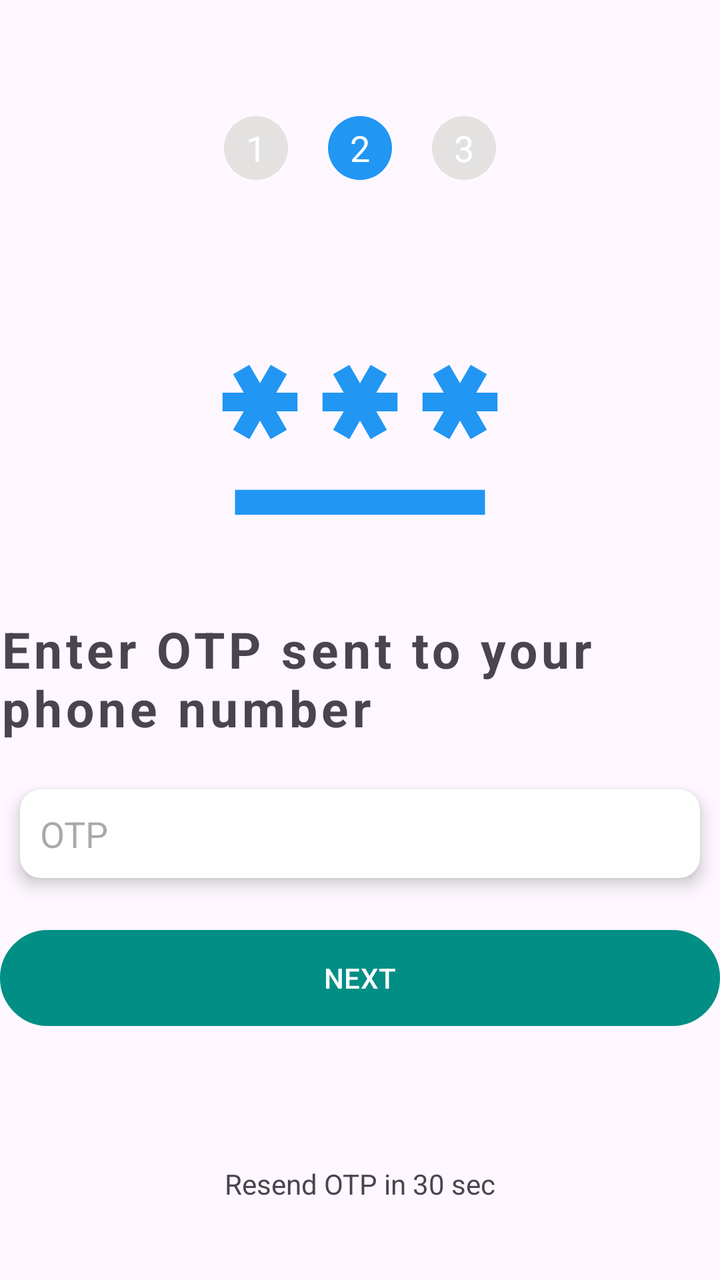
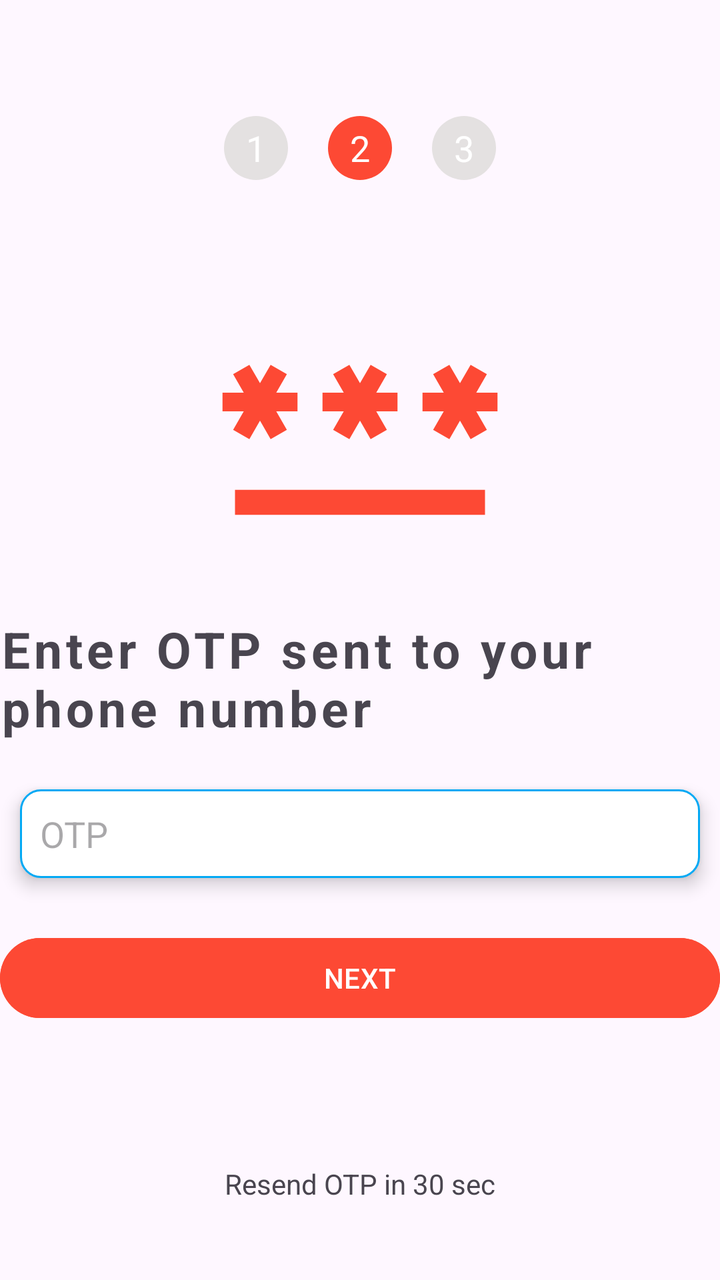

The first picture is an Android layout as it rendered before a commit; the second is the same layout after the commit. The layout source and the unified diff follow.
<!-- AndroidManifest.xml: application theme Theme.LifePluse -->
<!-- res/layout/activity_login_otp.xml -->
<?xml version="1.0" encoding="utf-8"?>
<LinearLayout xmlns:android="http://schemas.android.com/apk/res/android"
    xmlns:app="http://schemas.android.com/apk/res-auto"
    xmlns:tools="http://schemas.android.com/tools"
    android:layout_width="match_parent"
    android:layout_height="match_parent"
    android:orientation="vertical"
    android:gravity="center"
    android:layout_margin="20dp"
    android:weightSum="100"
    tools:context=".activity.LoginOtpActivity">

    <LinearLayout
        android:layout_width="match_parent"
        android:layout_height="wrap_content"
        android:gravity="center"
        android:layout_weight="20">
        <RelativeLayout
            android:layout_width="32dp"
            android:layout_height="32dp"
            android:layout_margin="10dp"
            android:background="@drawable/circular_bg"
            android:backgroundTint="@color/view_bg">

            <TextView
                android:layout_width="wrap_content"
                android:layout_height="wrap_content"
                android:layout_centerInParent="true"
                android:textColor="@color/white"
                android:textSize="18sp"
                android:text="1"/>
        </RelativeLayout>
        <RelativeLayout
            android:layout_width="32dp"
            android:layout_height="32dp"
            android:layout_margin="10dp"
            android:background="@drawable/circular_bg"
            android:backgroundTint="@color/colorPrimary">

            <TextView
                android:layout_width="wrap_content"
                android:layout_height="wrap_content"
                android:layout_centerInParent="true"
                android:textColor="@color/white"
                android:textSize="18sp"
                android:text="2"/>
        </RelativeLayout>
        <RelativeLayout
            android:layout_width="32dp"
            android:layout_height="32dp"
            android:layout_margin="10dp"
            android:background="@drawable/circular_bg"
            android:backgroundTint="@color/view_bg">

            <TextView
                android:layout_width="wrap_content"
                android:layout_height="wrap_content"
                android:layout_centerInParent="true"
                android:textColor="@color/white"
                android:textSize="18sp"
                android:text="3"/>
        </RelativeLayout>
    </LinearLayout>

    <ImageView
        android:layout_width="150dp"
        android:layout_height="150dp"
        android:src="@drawable/otp_icon"
        app:tint="@color/colorPrimary"
        android:layout_weight="20"
        />

    <TextView
        android:layout_width="match_parent"
        android:layout_height="wrap_content"
        android:text="Enter OTP sent to your phone number"
        android:layout_gravity="center_vertical"
        android:letterSpacing="0.08"
        android:textStyle="bold"
        android:textSize="25sp"
        android:layout_weight="5"/>

    <LinearLayout
        android:layout_width="match_parent"
        android:layout_height="wrap_content"
        android:orientation="horizontal"
        android:gravity="center"
        android:layout_weight="5">



        <EditText
            android:layout_width="match_parent"
            android:layout_height="wrap_content"
            android:padding="10dp"
            android:hint="OTP"
            android:inputType="number"
            android:maxLength="6"
            android:layout_margin="10dp"
            android:background="@drawable/edit_text_rounded_corner"
            android:elevation="5dp"
            android:id="@+id/login_otp"
            />

    </LinearLayout>

    <LinearLayout
        android:layout_width="match_parent"
        android:layout_height="100dp"
        android:gravity="center_vertical"
        android:orientation="vertical"
        android:layout_weight="10">
        <Button
            android:layout_width="match_parent"
            android:layout_height="wrap_content"
            android:background="@drawable/btn_rounded_corner"
            android:text="NEXT"
            android:id="@+id/login_next_btn"/>
        <ProgressBar
            android:layout_width="32dp"
            android:layout_height="wrap_content"
            android:indeterminateTint="@color/colorPrimary"
            android:layout_gravity="center"
            android:id="@+id/login_progress_bar"/>
    </LinearLayout>

    <TextView
        android:layout_width="match_parent"
        android:layout_height="wrap_content"
        android:layout_weight="10"
        android:gravity="center"
        android:text="Resend OTP in 30 sec"
        android:id="@+id/resend_otp_textview"/>

</LinearLayout>
<!-- resources referenced by this layout -->
<resources>
  <color name="colorPrimary">#2196F3</color>
  <color name="view_bg">#E4E1E1</color>
  <color name="white">#FFFFFFFF</color>
  <!-- drawable btn_rounded_corner (drawable) -->
  <?xml version="1.0" encoding="utf-8"?>
  <shape android:shape="rectangle" xmlns:android="http://schemas.android.com/apk/res/android">
  
      <stroke android:width="1dp" android:color="@color/white"/>
      <corners android:radius="40dp"/>
      <solid android:color="@color/white"/>
  </shape>
  <!-- drawable circular_bg (drawable) -->
  <?xml version="1.0" encoding="utf-8"?>
  <shape android:shape="oval" xmlns:android="http://schemas.android.com/apk/res/android">
  
  </shape>
  <!-- drawable edit_text_rounded_corner (drawable) -->
  <?xml version="1.0" encoding="utf-8"?>
  <shape android:shape="rectangle" xmlns:android="http://schemas.android.com/apk/res/android">
  
      <stroke android:width="1dp" android:color="@color/white"/>
      <corners android:radius="10dp"/>
      <solid android:color="@color/white"/>
  </shape>
  <!-- drawable otp_icon (drawable) -->
  <vector android:height="100dp" android:tint="#000000"
      android:viewportHeight="24" android:viewportWidth="24"
      android:width="100dp" xmlns:android="http://schemas.android.com/apk/res/android">
      <path android:fillColor="@android:color/white" android:pathData="M2,17h20v2H2V17zM3.15,12.95L4,11.47l0.85,1.48l1.3,-0.75L5.3,10.72H7v-1.5H5.3l0.85,-1.47L4.85,7L4,8.47L3.15,7l-1.3,0.75L2.7,9.22H1v1.5h1.7L1.85,12.2L3.15,12.95zM9.85,12.2l1.3,0.75L12,11.47l0.85,1.48l1.3,-0.75l-0.85,-1.48H15v-1.5h-1.7l0.85,-1.47L12.85,7L12,8.47L11.15,7l-1.3,0.75l0.85,1.47H9v1.5h1.7L9.85,12.2zM23,9.22h-1.7l0.85,-1.47L20.85,7L20,8.47L19.15,7l-1.3,0.75l0.85,1.47H17v1.5h1.7l-0.85,1.48l1.3,0.75L20,11.47l0.85,1.48l1.3,-0.75l-0.85,-1.48H23V9.22z"/>
  </vector>
  <style name="Theme.LifePluse" parent="Base.Theme.LifePluse" />
  <style name="Base.Theme.LifePluse" parent="Theme.Material3.DayNight.NoActionBar">
          
  
          <item name="android:windowIsTranslucent">true</item>
  
          <item name="colorPrimary">@color/status_bar</item>
      </style>
  <color name="status_bar">#018E85</color>
</resources>

<!-- the commit's change to res/layout/activity_login_otp.xml (unified diff, before → after) -->
@@ -35,7 +35,7 @@
             android:layout_height="32dp"
             android:layout_margin="10dp"
             android:background="@drawable/circular_bg"
-            android:backgroundTint="@color/colorPrimary">
+            android:backgroundTint="@color/blood_splashbg">
 
             <TextView
                 android:layout_width="wrap_content"
@@ -66,7 +66,7 @@
         android:layout_width="150dp"
         android:layout_height="150dp"
         android:src="@drawable/otp_icon"
-        app:tint="@color/colorPrimary"
+        app:tint="@color/blood_splashbg"
         android:layout_weight="20"
         />
 
@@ -113,13 +113,13 @@
         <Button
             android:layout_width="match_parent"
             android:layout_height="wrap_content"
-            android:background="@drawable/btn_rounded_corner"
             android:text="NEXT"
+            android:backgroundTint="@color/blood_splashbg"
             android:id="@+id/login_next_btn"/>
         <ProgressBar
             android:layout_width="32dp"
             android:layout_height="wrap_content"
-            android:indeterminateTint="@color/colorPrimary"
+            android:indeterminateTint="@color/blood_splashbg"
             android:layout_gravity="center"
             android:id="@+id/login_progress_bar"/>
     </LinearLayout>
<!-- resource entries referenced after the edit -->
@@ -1,16 +1,8 @@
 <!-- resources referenced by this layout -->
 <resources>
-  <color name="colorPrimary">#2196F3</color>
+  <color name="blood_splashbg">#FD4934</color>
   <color name="view_bg">#E4E1E1</color>
   <color name="white">#FFFFFFFF</color>
-  <!-- drawable btn_rounded_corner (drawable) -->
-  <?xml version="1.0" encoding="utf-8"?>
-  <shape android:shape="rectangle" xmlns:android="http://schemas.android.com/apk/res/android">
-  
-      <stroke android:width="1dp" android:color="@color/white"/>
-      <corners android:radius="40dp"/>
-      <solid android:color="@color/white"/>
-  </shape>
   <!-- drawable circular_bg (drawable) -->
   <?xml version="1.0" encoding="utf-8"?>
   <shape android:shape="oval" xmlns:android="http://schemas.android.com/apk/res/android">
@@ -20,7 +12,7 @@
   <?xml version="1.0" encoding="utf-8"?>
   <shape android:shape="rectangle" xmlns:android="http://schemas.android.com/apk/res/android">
   
-      <stroke android:width="1dp" android:color="@color/white"/>
+      <stroke android:width="1dp" android:color="@color/button_bg"/>
       <corners android:radius="10dp"/>
       <solid android:color="@color/white"/>
   </shape>
@@ -31,6 +23,7 @@
       <path android:fillColor="@android:color/white" android:pathData="M2,17h20v2H2V17zM3.15,12.95L4,11.47l0.85,1.48l1.3,-0.75L5.3,10.72H7v-1.5H5.3l0.85,-1.47L4.85,7L4,8.47L3.15,7l-1.3,0.75L2.7,9.22H1v1.5h1.7L1.85,12.2L3.15,12.95zM9.85,12.2l1.3,0.75L12,11.47l0.85,1.48l1.3,-0.75l-0.85,-1.48H15v-1.5h-1.7l0.85,-1.47L12.85,7L12,8.47L11.15,7l-1.3,0.75l0.85,1.47H9v1.5h1.7L9.85,12.2zM23,9.22h-1.7l0.85,-1.47L20.85,7L20,8.47L19.15,7l-1.3,0.75l0.85,1.47H17v1.5h1.7l-0.85,1.48l1.3,0.75L20,11.47l0.85,1.48l1.3,-0.75l-0.85,-1.48H23V9.22z"/>
   </vector>
   <style name="Theme.LifePluse" parent="Base.Theme.LifePluse" />
+  <color name="button_bg">#03A9F4</color>
   <style name="Base.Theme.LifePluse" parent="Theme.Material3.DayNight.NoActionBar">
           
   
